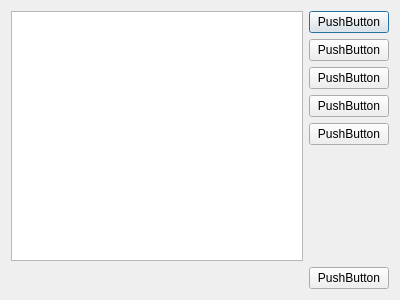
Qt form codigo/5/radio.ui (ralsina/python-no-muerde) before a commit.
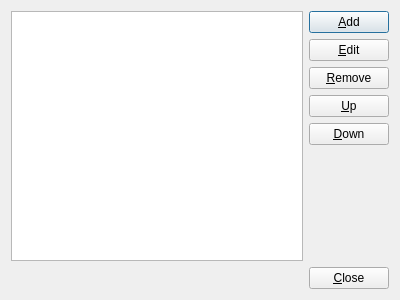
The same form after that commit. Icons and pictures are not drawn.

```diff
--- a/codigo/5/radio.ui
+++ b/codigo/5/radio.ui
@@ -24,35 +24,39 @@
        <item>
         <widget class="QPushButton" name="pushButton_2">
          <property name="text">
-          <string>PushButton</string>
+          <string>&amp;Add</string>
          </property>
         </widget>
        </item>
        <item>
         <widget class="QPushButton" name="pushButton_3">
          <property name="text">
-          <string>PushButton</string>
+          <string>&amp;Edit</string>
          </property>
         </widget>
        </item>
        <item>
         <widget class="QPushButton" name="pushButton_4">
          <property name="text">
-          <string>PushButton</string>
+          <string>&amp;Remove</string>
          </property>
         </widget>
        </item>
        <item>
         <widget class="QPushButton" name="pushButton_5">
          <property name="text">
-          <string>PushButton</string>
+          <string>&amp;Up</string>
          </property>
         </widget>
        </item>
        <item>
         <widget class="QPushButton" name="pushButton_6">
          <property name="text">
-          <string>PushButton</string>
+          <string>&amp;Down</string>
+         </property>
+         <property name="icon">
+          <iconset resource="icons.qrc">
+           <normaloff>:/1downarrow.svg</normaloff>:/1downarrow.svg</iconset>
          </property>
         </widget>
        </item>
@@ -91,7 +95,7 @@
      <item>
       <widget class="QPushButton" name="pushButton">
        <property name="text">
-        <string>PushButton</string>
+        <string>&amp;Close</string>
        </property>
       </widget>
      </item>
```
Left out of the diff: 38 changed lines with no effect on the pictures.
